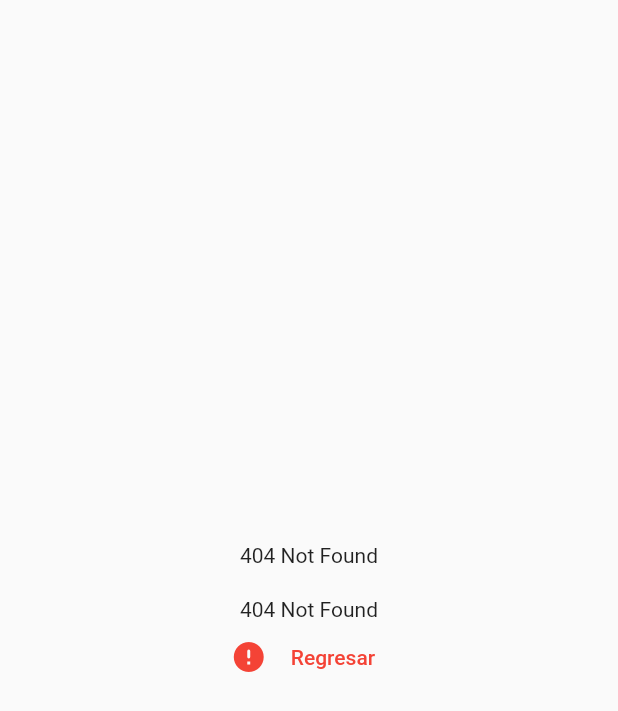
After one commit to Jhonsebas77/udemy-flutter-web-basics, a Flutter app: the NotFoundPage screen opened directly, on a phone screen of 412 x 824 dp. The commit adds this screen. Shown: the top 711 px of the screen. Run offline on Flutter 3.47's test engine with Material 2 defaults, Android fonts, the phone set to English and light mode, and no system bars.

Commit message:
Create not found page

```diff
--- /dev/null
+++ b/lib/ui/pages/page_not_found.dart
@@ -0,0 +1,36 @@
+import 'package:flutter/material.dart';
+import 'package:flutter_web_basics/ui/shared/custom_flat_button.dart';
+
+class NotFoundPage extends StatelessWidget {
+  const NotFoundPage({Key? key}) : super(key: key);
+
+  @override
+  Widget build(BuildContext context) {
+    return Scaffold(
+      body: Center(
+        child: Column(
+          mainAxisAlignment: MainAxisAlignment.center,
+          children: [
+            Text(
+              '404 Not Found',
+            ),
+            SizedBox(
+              height: 20,
+            ),
+            Text(
+              '404 Not Found',
+            ),
+            CustomFlatButton(
+              text: 'Regresar',
+              onPressed: () => Navigator.pushNamed(
+                context,
+                '/statefull',
+              ),
+              icon: Icons.error_rounded,
+            )
+          ],
+        ),
+      ),
+    );
+  }
+}
```
Also changed, not shown: lib/main.dart (+3 -6 lines), lib/ui/router/router_generator.dart (added, +23 -0 lines).
